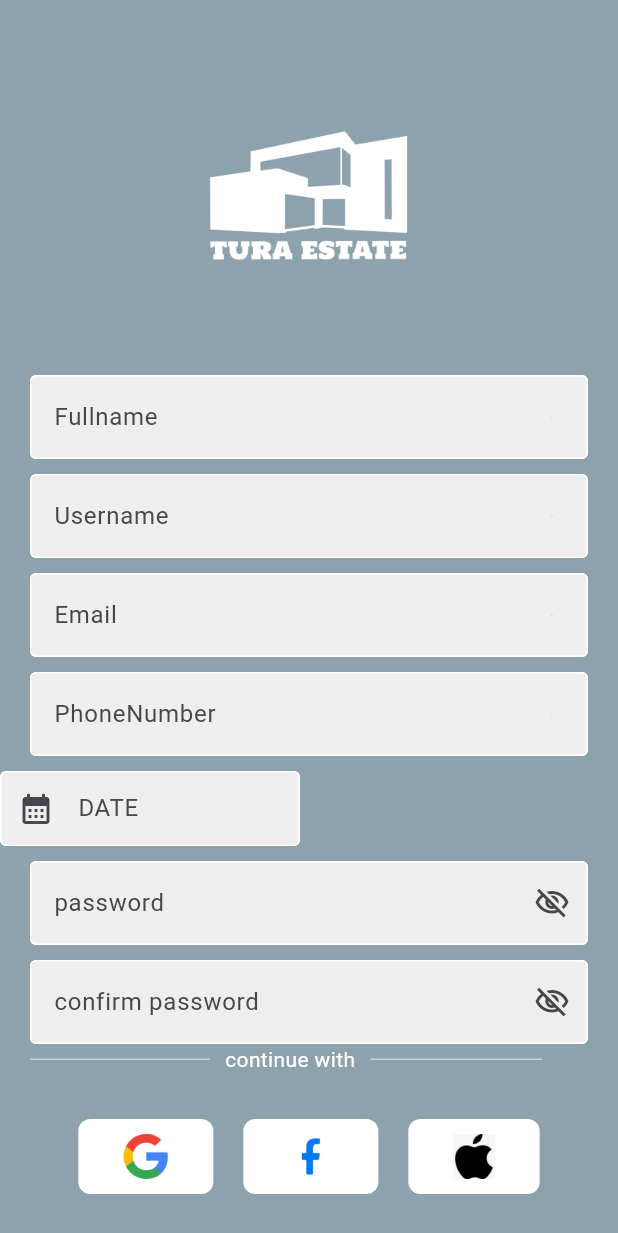
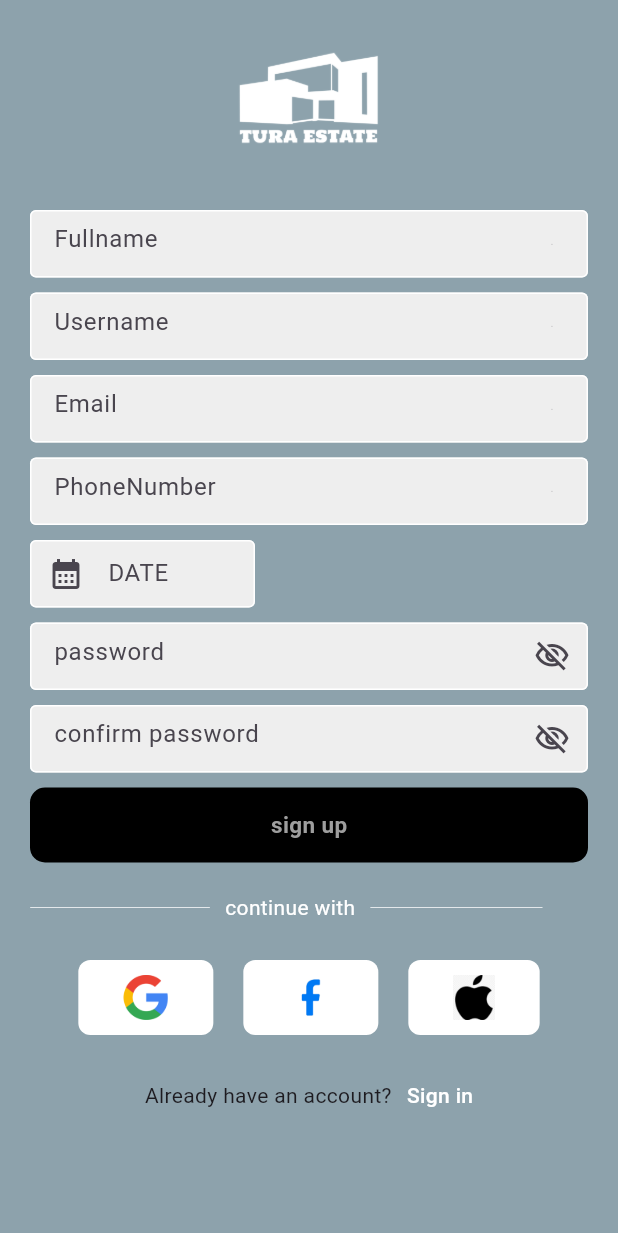
Before and after one commit to ad-ng/tura_app, a Flutter app: the RegisterPage screen opened by its route, on a phone screen of 412 x 824 dp. Shown: the top 1233 px of the screen. Run offline on Flutter 3.47's test engine with Material 3 defaults, Android fonts, the phone set to English and light mode, and no system bars; our stand-ins replace dio, flutter_bloc.

```diff
--- a/lib/components/myInput.dart
+++ b/lib/components/myInput.dart
@@ -21,8 +21,10 @@ class Myinput extends StatefulWidget {
 class _MyinputState extends State<Myinput> {
   @override
   Widget build(BuildContext context) {
-    return Padding(
+    return Container(
+      height: 55,
       padding: const EdgeInsets.only(top: 10, left: 20, right: 20),
+      child: Center(
         child: TextFormField(
           validator: (value) =>
               value!.isEmpty ? "${widget.hintText} can not be empty," : null,
@@ -56,6 +58,7 @@ class _MyinputState extends State<Myinput> {
                   ),
           ),
         ),
+      ),
     );
   }
 }
--- a/lib/pages/register_page.dart
+++ b/lib/pages/register_page.dart
@@ -1,7 +1,9 @@
 import 'package:flutter/material.dart';
+import 'package:flutter_bloc/flutter_bloc.dart';
 import 'package:tura_app/components/myInput.dart';
 import 'package:tura_app/components/socialMedia.dart';
 import 'package:tura_app/pages/login_page.dart';
+import 'package:tura_app/statemanagement/loginCubit.dart';
 
 class RegisterPage extends StatefulWidget {
   const RegisterPage({super.key});
@@ -38,17 +40,17 @@ class _RegisterPageState extends State<RegisterPage> {
           child: Column(
             children: [
               SizedBox(
-                height: 80,
+                height: 30,
               ),
               Center(
                 child: Image.asset(
                   'lib/images/logo.png',
-                  height: 100,
+                  height: 70,
                   color: Colors.white,
                 ),
               ),
               SizedBox(
-                height: 60,
+                height: 30,
               ),
               Form(
                 child: Column(
@@ -84,11 +86,13 @@ class _RegisterPageState extends State<RegisterPage> {
                     SizedBox(
                       height: 10,
                     ),
-                    Row(
+                    Padding(
+                      padding: const EdgeInsets.symmetric(horizontal: 20),
+                      child: Row(
                         children: [
                           SizedBox(
-                          width: 200,
-                          height: 50,
+                            width: 150,
+                            height: 45,
                             child: TextFormField(
                               controller: dateController,
                               decoration: InputDecoration(
@@ -110,6 +114,7 @@ class _RegisterPageState extends State<RegisterPage> {
                           ),
                         ],
                       ),
+                    ),
                     Myinput(
                       myBool: true,
                       hintText: 'password',
@@ -123,9 +128,54 @@ class _RegisterPageState extends State<RegisterPage> {
                       isPassword: true,
                       controller: passwordController,
                       hider: true,
+                    ),
+                    SizedBox(
+                      height: 10,
+                    ),
+                    Container(
+                      margin: EdgeInsets.symmetric(horizontal: 20),
+                      decoration: BoxDecoration(
+                        borderRadius: BorderRadius.circular(10),
+                        color: Colors.black,
+                      ),
+                      height: 50,
+                      child: Center(
+                        child: BlocBuilder<LoginCubit, LoginState>(
+                          builder: (context, state) {
+                            if (state is LoginLoading) {
+                              return CircularProgressIndicator
+                                  .adaptive(); // Show loading indicator
+                            }
+                            return GestureDetector(
+                              onTap: () {
+                                //_formKey.currentState!.validate();
+                                // Get the username and password from the text fields
+                                final username = usernameController.text;
+                                final password = passwordController.text;
+
+                                // Trigger the login method in the Cubit
+                                context
+                                    .read<LoginCubit>()
+                                    .login(username, password);
+                              },
+                              child: Text(
+                                'sign up',
+                                style: TextStyle(
+                                  color: Colors.grey,
+                                  fontSize: 15,
+                                  fontWeight: FontWeight.bold,
+                                ),
+                              ),
+                            );
+                          },
+                        ),
+                      ),
                     )
                   ],
                 ),
+              ),
+              SizedBox(
+                height: 20,
               ),
               Row(
                 crossAxisAlignment: CrossAxisAlignment.center,
@@ -154,7 +204,7 @@ class _RegisterPageState extends State<RegisterPage> {
                 ],
               ),
               SizedBox(
-                height: 20,
+                height: 15,
               ),
               Row(
                 mainAxisAlignment: MainAxisAlignment.center,
@@ -165,7 +215,7 @@ class _RegisterPageState extends State<RegisterPage> {
                 ],
               ),
               SizedBox(
-                height: 55,
+                height: 20,
               ),
               Row(
                 mainAxisAlignment: MainAxisAlignment.center,
```
Also changed, not shown: lib/features/register/data/model/registerModel.dart (added, +51 -0 lines). Lines whose indentation alone changed are shown as unchanged.
